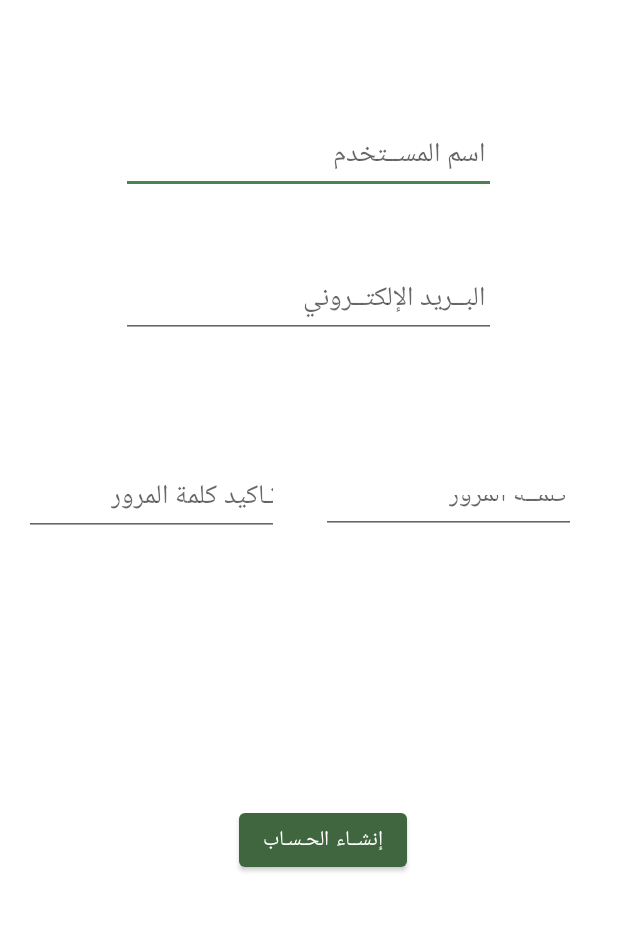
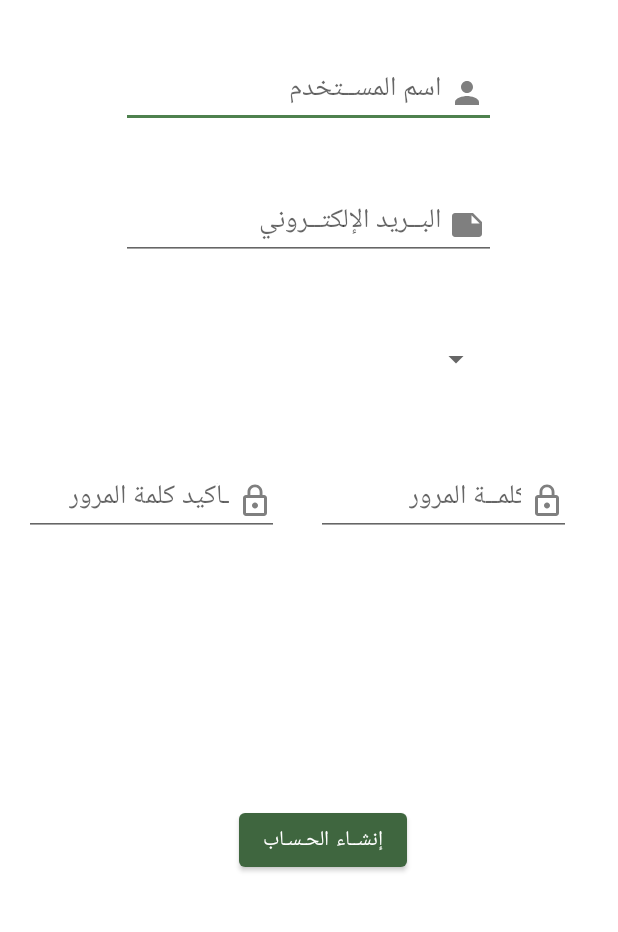
Before and after one commit to mohammedtabbakh/foodly, an Android app: the layout activity_sign_up.xml on its own in the app's theme, with its tools: preview values and no code run, on a phone screen of 412 x 824 dp, the part 228-1160 px from its top. Run offline under Robolectric (Android 15) with nearby library versions, the phone set to English and light mode, and no system bars.

Commit message:
login & signup layout with icon

```diff
--- a/Foodly/app/src/main/res/drawable-anydpi/ic_person.xml
+++ /dev/null
@@ -1,10 +0,0 @@
-<vector xmlns:android="http://schemas.android.com/apk/res/android"
-    android:width="24dp"
-    android:height="24dp"
-    android:viewportWidth="24"
-    android:viewportHeight="24"
-    android:tint="#333333">
-    <path
-        android:fillColor="#FF000000"
-        android:pathData="M12,12c2.21,0 4,-1.79 4,-4s-1.79,-4 -4,-4 -4,1.79 -4,4 1.79,4 4,4zM12,14c-2.67,0 -8,1.34 -8,4v2h16v-2c0,-2.66 -5.33,-4 -8,-4z"/>
-</vector>
--- /dev/null
+++ b/Foodly/app/src/main/res/drawable/ic_lock_outline_black_24dp.xml
@@ -0,0 +1,5 @@
+<vector android:alpha="0.5" android:height="24dp"
+    android:viewportHeight="24.0" android:viewportWidth="24.0"
+    android:width="24dp" xmlns:android="http://schemas.android.com/apk/res/android">
+    <path android:fillColor="#FF000000" android:pathData="M12,17c1.1,0 2,-0.9 2,-2s-0.9,-2 -2,-2 -2,0.9 -2,2 0.9,2 2,2zM18,8h-1L17,6c0,-2.76 -2.24,-5 -5,-5S7,3.24 7,6v2L6,8c-1.1,0 -2,0.9 -2,2v10c0,1.1 0.9,2 2,2h12c1.1,0 2,-0.9 2,-2L20,10c0,-1.1 -0.9,-2 -2,-2zM8.9,6c0,-1.71 1.39,-3.1 3.1,-3.1s3.1,1.39 3.1,3.1v2L8.9,8L8.9,6zM18,20L6,20L6,10h12v10z"/>
+</vector>
--- /dev/null
+++ b/Foodly/app/src/main/res/drawable/ic_note_black_24dp.xml
@@ -0,0 +1,5 @@
+<vector android:alpha="0.5" android:height="24dp"
+    android:viewportHeight="24.0" android:viewportWidth="24.0"
+    android:width="24dp" xmlns:android="http://schemas.android.com/apk/res/android">
+    <path android:fillColor="#FF000000" android:pathData="M22,10l-6,-6L4,4c-1.1,0 -2,0.9 -2,2v12.01c0,1.1 0.9,1.99 2,1.99l16,-0.01c1.1,0 2,-0.89 2,-1.99v-8zM15,5.5l5.5,5.5L15,11L15,5.5z"/>
+</vector>
--- /dev/null
+++ b/Foodly/app/src/main/res/drawable/ic_person_black_24dp.xml
@@ -0,0 +1,5 @@
+<vector android:alpha="0.5" android:height="24dp"
+    android:viewportHeight="24.0" android:viewportWidth="24.0"
+    android:width="24dp" xmlns:android="http://schemas.android.com/apk/res/android">
+    <path android:fillColor="#FF000000" android:pathData="M12,12c2.21,0 4,-1.79 4,-4s-1.79,-4 -4,-4 -4,1.79 -4,4 1.79,4 4,4zM12,14c-2.67,0 -8,1.34 -8,4v2h16v-2c0,-2.66 -5.33,-4 -8,-4z"/>
+</vector>
--- /dev/null
+++ b/Foodly/app/src/main/res/drawable/ic_supervisor_account_black_24dp.xml
@@ -0,0 +1,9 @@
+<vector xmlns:android="http://schemas.android.com/apk/res/android"
+        android:width="24dp"
+        android:height="24dp"
+        android:viewportWidth="24.0"
+        android:viewportHeight="24.0">
+    <path
+        android:fillColor="#FF000000"
+        android:pathData="M16.5,12c1.38,0 2.49,-1.12 2.49,-2.5S17.88,7 16.5,7C15.12,7 14,8.12 14,9.5s1.12,2.5 2.5,2.5zM9,11c1.66,0 2.99,-1.34 2.99,-3S10.66,5 9,5C7.34,5 6,6.34 6,8s1.34,3 3,3zM16.5,14c-1.83,0 -5.5,0.92 -5.5,2.75L11,19h11v-2.25c0,-1.83 -3.67,-2.75 -5.5,-2.75zM9,13c-2.33,0 -7,1.17 -7,3.5L2,19h7v-2.25c0,-0.85 0.33,-2.34 2.37,-3.47C10.5,13.1 9.66,13 9,13z"/>
+</vector>
--- a/Foodly/app/src/main/res/layout/activity_login.xml
+++ b/Foodly/app/src/main/res/layout/activity_login.xml
@@ -26,6 +26,8 @@
         android:layout_marginStart="8dp"
         android:layout_marginTop="236dp"
         android:layout_marginEnd="8dp"
+        android:drawableRight="@drawable/ic_person_black_24dp"
+        android:drawablePadding="5dp"
         android:ems="10"
         android:hint="اسم المســتخدم"
         android:inputType="textPersonName"
@@ -45,8 +47,10 @@
         android:layout_marginEnd="8dp"
         android:ems="10"
         android:hint="كلمــة المرور"
+        android:drawableRight="@drawable/ic_lock_outline_black_24dp"
+        android:drawablePadding="5dp"
         android:inputType="textPassword"
-        android:paddingLeft="160dp"
+        android:paddingLeft="140dp"
         app:layout_constraintEnd_toEndOf="parent"
         app:layout_constraintHorizontal_bias="0.496"
         app:layout_constraintStart_toStartOf="parent"
@@ -94,7 +98,7 @@
     <View
         android:id="@+id/divider"
         android:layout_width="300dp"
-        android:layout_height="0.5dp"
+        android:layout_height="2dp"
         android:layout_marginStart="8dp"
         android:layout_marginEnd="8dp"
         android:layout_marginBottom="228dp"
--- a/Foodly/app/src/main/res/layout/activity_sign_up.xml
+++ b/Foodly/app/src/main/res/layout/activity_sign_up.xml
@@ -24,9 +24,12 @@
         android:layout_width="250dp"
         android:layout_height="45dp"
         android:layout_marginStart="8dp"
-        android:layout_marginTop="236dp"
+        android:layout_marginTop="192dp"
         android:layout_marginEnd="8dp"
         android:ems="10"
+
+        android:drawablePadding="5dp"
+        android:drawableRight="@drawable/ic_person_black_24dp"
         android:hint="اسم المســتخدم"
         android:inputType="textPersonName"
         android:paddingRight="7dp"
@@ -41,9 +44,11 @@
         android:layout_width="250dp"
         android:layout_height="45dp"
         android:layout_marginStart="8dp"
-        android:layout_marginTop="332dp"
+        android:layout_marginTop="280dp"
         android:layout_marginEnd="8dp"
         android:ems="10"
+        android:drawablePadding="5dp"
+        android:drawableRight="@drawable/ic_note_black_24dp"
         android:hint="البــريد الإلكتــروني"
         android:inputType="textEmailAddress"
         android:paddingRight="7dp"
@@ -61,8 +66,10 @@
         android:layout_marginEnd="8dp"
         android:ems="10"
         android:hint="تـأكيد كلمة المرور"
+        android:drawablePadding="5dp"
+        android:drawableRight="@drawable/ic_lock_outline_black_24dp"
         android:inputType="textPassword"
-        android:paddingLeft="58dp"
+        android:paddingLeft="30dp"
         app:layout_constraintEnd_toEndOf="parent"
         app:layout_constraintHorizontal_bias="0.035"
         app:layout_constraintStart_toStartOf="parent"
@@ -71,16 +78,18 @@
     <EditText
         android:id="@+id/etConfirmPassword"
         android:layout_width="170dp"
-        android:layout_height="36dp"
+        android:layout_height="45dp"
         android:layout_marginStart="8dp"
-        android:layout_marginTop="472dp"
+        android:layout_marginTop="464dp"
         android:layout_marginEnd="8dp"
+        android:drawableRight="@drawable/ic_lock_outline_black_24dp"
+        android:drawablePadding="5dp"
         android:ems="10"
         android:hint="كلمــة المرور"
         android:inputType="textPassword"
-        android:paddingLeft="85dp"
+        android:paddingLeft="62dp"
         app:layout_constraintEnd_toEndOf="parent"
-        app:layout_constraintHorizontal_bias="0.911"
+        app:layout_constraintHorizontal_bias="0.897"
         app:layout_constraintStart_toStartOf="parent"
         app:layout_constraintTop_toTopOf="parent" />
 
@@ -96,4 +105,18 @@
         app:layout_constraintEnd_toEndOf="parent"
         app:layout_constraintHorizontal_bias="0.534"
         app:layout_constraintStart_toStartOf="parent" />
+
+    <Spinner
+        android:id="@+id/spinner"
+        android:layout_width="248dp"
+        android:layout_height="29dp"
+        android:layout_marginTop="360dp"
+        android:spinnerMode="dropdown"
+
+        app:layout_constraintBottom_toBottomOf="parent"
+        app:layout_constraintEnd_toEndOf="parent"
+        app:layout_constraintHorizontal_bias="0.489"
+        app:layout_constraintStart_toStartOf="parent"
+        app:layout_constraintTop_toTopOf="parent"
+        app:layout_constraintVertical_bias="0.038" />
 </android.support.constraint.ConstraintLayout>
```
Also changed, not shown: Foodly/app/src/main/res/drawable-hdpi/ic_person.png (deleted), Foodly/app/src/main/res/drawable-mdpi/ic_person.png (deleted), Foodly/app/src/main/res/drawable-xhdpi/ic_person.png (deleted), Foodly/app/src/main/res/drawable-xxhdpi/ic_person.png (deleted).
